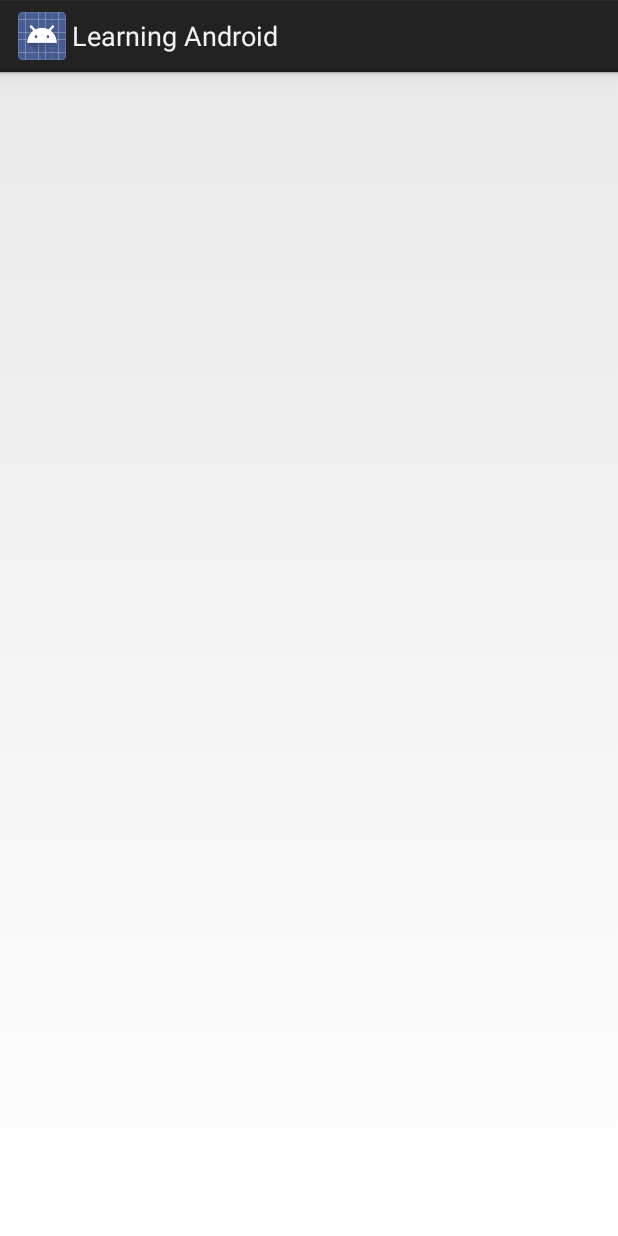
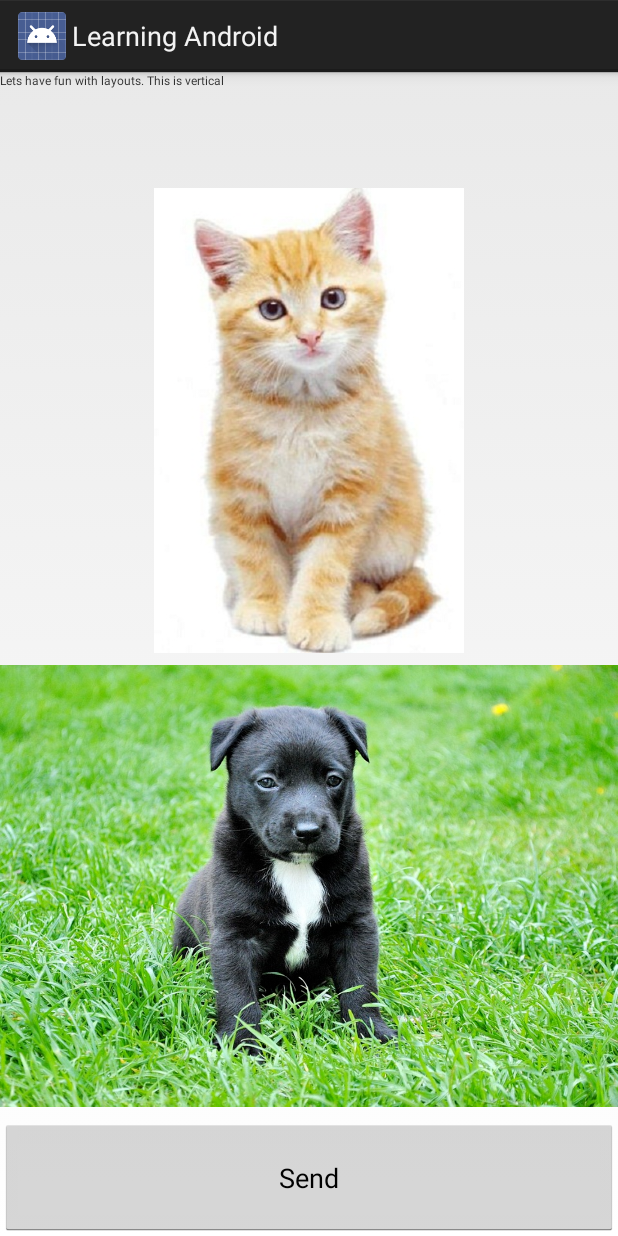
Before and after one commit to jamiahuswalton/LearningAndroid, an Android app: the SecondActivity screen opened directly, with no data from a screen before it, on a phone screen of 412 x 824 dp. Run offline under Robolectric (Android 15) with nearby library versions, the light colour scheme and no system bars.

Commit message:
This is to start a new activity

```diff
--- a/app/src/main/res/layout/activity_main.xml
+++ b/app/src/main/res/layout/activity_main.xml
@@ -1,6 +1,5 @@
 <?xml version="1.0" encoding="utf-8"?>
 <LinearLayout xmlns:android="http://schemas.android.com/apk/res/android"
-    xmlns:app="http://schemas.android.com/apk/res-auto"
     xmlns:tools="http://schemas.android.com/tools"
     android:layout_width="match_parent"
     android:layout_height="match_parent"
@@ -11,13 +10,15 @@
         android:id="@+id/Dog"
         android:layout_width="match_parent"
         android:layout_height="wrap_content"
-        android:text="@string/DogButtonName" />
+        android:text="@string/DogButtonName"
+        android:textSize="@dimen/TextSize_Button" />
 
     <Button
         android:id="@+id/Cat"
         android:layout_width="match_parent"
         android:layout_height="wrap_content"
-        android:text="@string/CatButtonName" />
+        android:text="@string/CatButtonName"
+        android:textSize="@dimen/TextSize_Button" />
 
     <ImageView
         android:id="@+id/animalView"
@@ -30,5 +31,6 @@
         android:id="@+id/SendButton"
         android:layout_width="match_parent"
         android:layout_height="wrap_content"
-        android:text="@string/SendButtonName" />
+        android:text="@string/SendButtonName"
+        android:textSize="@dimen/TextSize_Button" />
 </LinearLayout>
--- a/app/src/main/res/layout/activity_second.xml
+++ b/app/src/main/res/layout/activity_second.xml
@@ -1,9 +1,41 @@
 <?xml version="1.0" encoding="utf-8"?>
-<android.support.constraint.ConstraintLayout xmlns:android="http://schemas.android.com/apk/res/android"
-    xmlns:app="http://schemas.android.com/apk/res-auto"
+<LinearLayout xmlns:android="http://schemas.android.com/apk/res/android"
     xmlns:tools="http://schemas.android.com/tools"
     android:layout_width="match_parent"
     android:layout_height="match_parent"
+    android:orientation="vertical"
+    android:weightSum="10"
     tools:context="com.jamiahus.learningandroid.SecondActivity">
 
-</android.support.constraint.ConstraintLayout>
+
+    <TextView
+        android:id="@+id/descriptionSecondActivity"
+        android:layout_width="match_parent"
+        android:layout_height="0dp"
+        android:layout_weight="1"
+        android:text="@string/secondActivity_Description"
+        android:textSize="@dimen/TextSize_Normal" />
+
+    <ImageView
+        android:layout_width="match_parent"
+        android:layout_height="0dp"
+        android:layout_weight="4"
+        android:contentDescription="@string/ImageDisplayDiscription"
+        android:src="@drawable/cat" />
+
+    <ImageView
+        android:id="@+id/imageView2"
+        android:layout_width="match_parent"
+        android:layout_height="0dp"
+        android:layout_weight="4"
+        android:contentDescription="@string/ImageDisplayDiscription"
+        android:src="@drawable/dog_280332_960_720" />
+
+    <Button
+        android:layout_width="match_parent"
+        android:layout_height="0dp"
+        android:layout_weight="1"
+        android:text="@string/SendButtonName" />
+
+
+</LinearLayout>
--- a/app/src/main/res/values/strings.xml
+++ b/app/src/main/res/values/strings.xml
@@ -4,4 +4,5 @@
     <string name="DogButtonName">Dog</string>
     <string name="ImageDisplayDiscription">Cat or Dog</string>
     <string name="SendButtonName">Send</string>
+    <string name="secondActivity_Description">Lets have fun with layouts. This is vertical</string>
 </resources>
```
